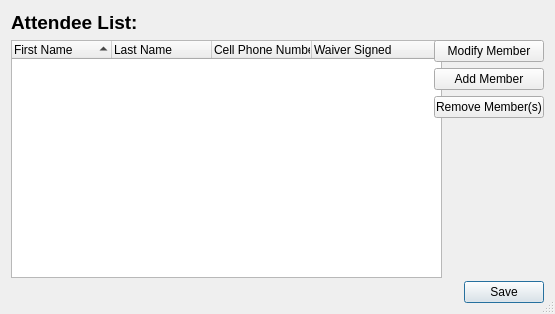
The window that windows/attendee_export.ui (concordia-fsae/testing_doc_maker) describes before a commit, drawn with Qt 5.
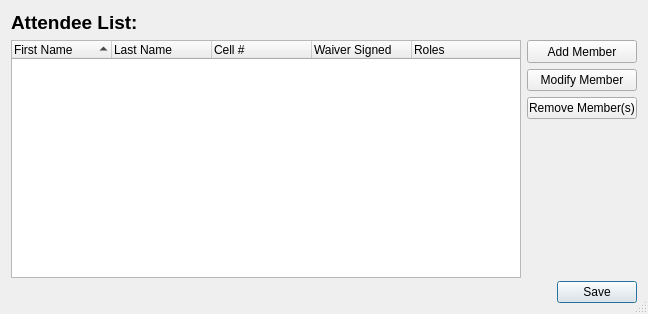
The same window after the commit.

```diff
--- a/windows/attendee_export.ui
+++ b/windows/attendee_export.ui
@@ -6,16 +6,22 @@
    <rect>
     <x>0</x>
     <y>0</y>
-    <width>555</width>
+    <width>648</width>
     <height>314</height>
    </rect>
   </property>
   <property name="minimumSize">
    <size>
-    <width>555</width>
+    <width>648</width>
     <height>314</height>
    </size>
   </property>
+  <property name="maximumSize">
+   <size>
+    <width>1100</width>
+    <height>1100</height>
+   </size>
+  </property>
   <property name="windowTitle">
    <string>Attendee List</string>
   </property>
@@ -27,7 +33,7 @@
     <widget class="QTreeWidget" name="tree_attendee">
      <property name="minimumSize">
       <size>
-       <width>431</width>
+       <width>510</width>
        <height>238</height>
       </size>
      </property>
@@ -70,7 +76,7 @@
      </column>
      <column>
       <property name="text">
-       <string>Cell Phone Number</string>
+       <string>Cell #</string>
       </property>
      </column>
      <column>
@@ -78,6 +84,11 @@
        <string>Waiver Signed</string>
       </property>
      </column>
+     <column>
+      <property name="text">
+       <string>Roles</string>
+      </property>
+     </column>
     </widget>
    </item>
    <item row="0" column="0">
@@ -96,19 +107,6 @@
    </item>
    <item row="1" column="1">
     <layout class="QVBoxLayout" name="verticalLayout">
-     <item>
-      <widget class="QPushButton" name="btn_modify_member">
-       <property name="maximumSize">
-        <size>
-         <width>110</width>
-         <height>16777215</height>
-        </size>
-       </property>
-       <property name="text">
-        <string>Modify Member</string>
-       </property>
-      </widget>
-     </item>
      <item>
       <widget class="QPushButton" name="btn_add_member">
        <property name="sizePolicy">
@@ -117,6 +115,12 @@
          <verstretch>0</verstretch>
         </sizepolicy>
        </property>
+       <property name="minimumSize">
+        <size>
+         <width>110</width>
+         <height>23</height>
+        </size>
+       </property>
        <property name="maximumSize">
         <size>
          <width>110</width>
@@ -128,6 +132,19 @@
        </property>
       </widget>
      </item>
+     <item>
+      <widget class="QPushButton" name="btn_modify_member">
+       <property name="maximumSize">
+        <size>
+         <width>110</width>
+         <height>16777215</height>
+        </size>
+       </property>
+       <property name="text">
+        <string>Modify Member</string>
+       </property>
+      </widget>
+     </item>
      <item>
       <widget class="QPushButton" name="btn_remove_member">
        <property name="sizePolicy">
@@ -164,6 +181,12 @@
    </item>
    <item row="2" column="1">
     <widget class="QDialogButtonBox" name="buttonBox">
+     <property name="maximumSize">
+      <size>
+       <width>114</width>
+       <height>23</height>
+      </size>
+     </property>
      <property name="standardButtons">
       <set>QDialogButtonBox::Save</set>
      </property>
```
